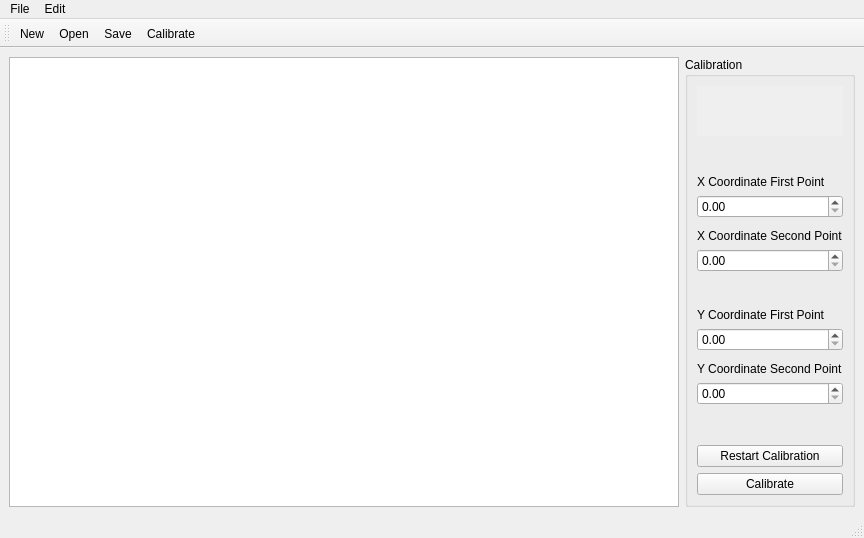
Above: digitiser.ui from EddyDavies/Year3_Graph_Digitiser before the change. Below: the same form after it.
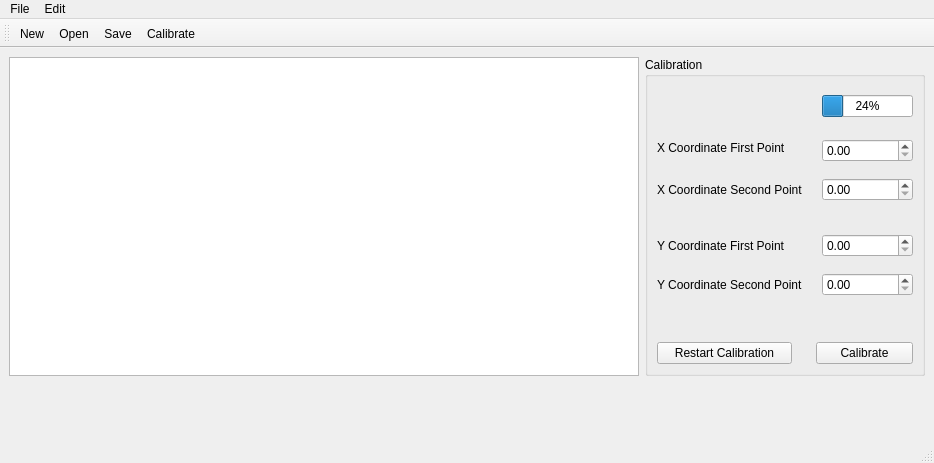
That is the form after the change. Icons and pictures are not drawn.

Diff of the .ui file:
```diff
--- a/digitiser.ui
+++ b/digitiser.ui
@@ -6,15 +6,17 @@
    <rect>
     <x>0</x>
     <y>0</y>
-    <width>864</width>
-    <height>538</height>
+    <width>934</width>
+    <height>463</height>
    </rect>
   </property>
   <property name="windowTitle">
    <string>Digitiser</string>
   </property>
   <widget class="QWidget" name="centralwidget">
-   <layout class="QHBoxLayout" name="horizontalLayout_6">
+   <layout class="QVBoxLayout" name="verticalLayout">
+    <item>
+     <layout class="QHBoxLayout" name="horizontalLayout">
     <item>
      <widget class="QGraphicsView" name="view"/>
     </item>
@@ -29,60 +31,38 @@
       <property name="title">
        <string>Calibration</string>
       </property>
-      <layout class="QVBoxLayout" name="verticalLayout">
-       <item>
-        <widget class="QLabel" name="instructLabel">
-         <property name="enabled">
-          <bool>true</bool>
-         </property>
-         <property name="sizePolicy">
-          <sizepolicy hsizetype="Ignored" vsizetype="Fixed">
-           <horstretch>0</horstretch>
-           <verstretch>0</verstretch>
-          </sizepolicy>
-         </property>
-         <property name="minimumSize">
-          <size>
-           <width>0</width>
-           <height>50</height>
-          </size>
-         </property>
-         <property name="autoFillBackground">
-          <bool>true</bool>
-         </property>
-         <property name="text">
-          <string/>
-         </property>
-         <property name="wordWrap">
-          <bool>true</bool>
-         </property>
-        </widget>
-       </item>
-       <item>
-        <spacer name="verticalSpacer_3">
+        <layout class="QGridLayout" name="gridLayout">
+         <item row="4" column="0">
+          <spacer name="verticalSpacer_4">
          <property name="orientation">
           <enum>Qt::Vertical</enum>
          </property>
+           <property name="sizeType">
+            <enum>QSizePolicy::Fixed</enum>
+           </property>
          <property name="sizeHint" stdset="0">
           <size>
-           <width>20</width>
-           <height>40</height>
+             <width>7</width>
+             <height>10</height>
           </size>
          </property>
         </spacer>
        </item>
-       <item>
+         <item row="1" column="0" rowspan="2">
         <widget class="QLabel" name="x1Label">
          <property name="text">
           <string>X Coordinate First Point</string>
          </property>
         </widget>
        </item>
-       <item>
+         <item row="8" column="6">
+          <widget class="QDoubleSpinBox" name="y1Box"/>
+         </item>
+         <item row="2" column="6">
         <widget class="QDoubleSpinBox" name="x1Box"/>
        </item>
-       <item>
-        <spacer name="verticalSpacer_4">
+         <item row="7" column="0">
+          <spacer name="verticalSpacer_2">
          <property name="orientation">
           <enum>Qt::Vertical</enum>
          </property>
@@ -91,105 +71,136 @@
          </property>
          <property name="sizeHint" stdset="0">
           <size>
-           <width>10</width>
-           <height>5</height>
+             <width>17</width>
+             <height>27</height>
           </size>
          </property>
         </spacer>
        </item>
-       <item>
+         <item row="5" column="0" colspan="6">
         <widget class="QLabel" name="x2Label">
          <property name="text">
           <string>X Coordinate Second Point</string>
          </property>
         </widget>
        </item>
-       <item>
-        <widget class="QDoubleSpinBox" name="x2Box"/>
-       </item>
-       <item>
-        <spacer name="verticalSpacer_2">
-         <property name="orientation">
-          <enum>Qt::Vertical</enum>
-         </property>
-         <property name="sizeType">
-          <enum>QSizePolicy::Fixed</enum>
-         </property>
-         <property name="sizeHint" stdset="0">
-          <size>
-           <width>20</width>
-           <height>30</height>
-          </size>
-         </property>
-        </spacer>
-       </item>
-       <item>
-        <widget class="QLabel" name="y1Label">
-         <property name="text">
-          <string>Y Coordinate First Point</string>
-         </property>
-        </widget>
-       </item>
-       <item>
-        <widget class="QDoubleSpinBox" name="y1Box"/>
-       </item>
-       <item>
-        <spacer name="verticalSpacer_5">
-         <property name="orientation">
-          <enum>Qt::Vertical</enum>
-         </property>
-         <property name="sizeType">
-          <enum>QSizePolicy::Fixed</enum>
-         </property>
-         <property name="sizeHint" stdset="0">
-          <size>
-           <width>10</width>
-           <height>5</height>
-          </size>
-         </property>
-        </spacer>
-       </item>
-       <item>
+         <item row="11" column="0" colspan="6">
         <widget class="QLabel" name="y2Label">
          <property name="text">
           <string>Y Coordinate Second Point</string>
          </property>
         </widget>
        </item>
-       <item>
-        <widget class="QDoubleSpinBox" name="y2Box"/>
-       </item>
-       <item>
-        <spacer name="verticalSpacer">
-         <property name="orientation">
-          <enum>Qt::Vertical</enum>
-         </property>
-         <property name="sizeType">
-          <enum>QSizePolicy::Expanding</enum>
-         </property>
-         <property name="sizeHint" stdset="0">
-          <size>
-           <width>20</width>
-           <height>40</height>
-          </size>
-         </property>
-        </spacer>
-       </item>
-       <item>
+         <item row="8" column="0" colspan="5">
+          <widget class="QLabel" name="y1Label">
+           <property name="text">
+            <string>Y Coordinate First Point</string>
+           </property>
+          </widget>
+         </item>
+         <item row="13" column="0" colspan="2">
         <widget class="QPushButton" name="resetCalibration">
          <property name="text">
           <string>Restart Calibration</string>
          </property>
         </widget>
        </item>
-       <item>
+         <item row="5" column="6">
+          <widget class="QDoubleSpinBox" name="x2Box"/>
+         </item>
+         <item row="11" column="6">
+          <widget class="QDoubleSpinBox" name="y2Box"/>
+         </item>
+         <item row="13" column="5" colspan="2">
         <widget class="QPushButton" name="calibrateButton">
          <property name="text">
           <string>Calibrate</string>
          </property>
         </widget>
        </item>
-      </layout>
+         <item row="12" column="0">
+          <spacer name="verticalSpacer">
+           <property name="orientation">
+            <enum>Qt::Vertical</enum>
+           </property>
+           <property name="sizeType">
+            <enum>QSizePolicy::Expanding</enum>
+           </property>
+           <property name="sizeHint" stdset="0">
+            <size>
+             <width>20</width>
+             <height>40</height>
+            </size>
+           </property>
+          </spacer>
+         </item>
+         <item row="10" column="0">
+          <spacer name="verticalSpacer_5">
+           <property name="orientation">
+            <enum>Qt::Vertical</enum>
+           </property>
+           <property name="sizeType">
+            <enum>QSizePolicy::Fixed</enum>
+           </property>
+           <property name="sizeHint" stdset="0">
+            <size>
+             <width>10</width>
+             <height>10</height>
+            </size>
+           </property>
+          </spacer>
+         </item>
+         <item row="0" column="0">
+          <spacer name="verticalSpacer_3">
+           <property name="orientation">
+            <enum>Qt::Vertical</enum>
+           </property>
+           <property name="sizeHint" stdset="0">
+            <size>
+             <width>20</width>
+             <height>40</height>
+            </size>
+           </property>
+          </spacer>
+         </item>
+         <item row="0" column="6">
+          <widget class="QProgressBar" name="progressBar">
+           <property name="value">
+            <number>24</number>
+           </property>
+          </widget>
+         </item>
+        </layout>
+       </widget>
+      </item>
+     </layout>
+    </item>
+    <item>
+     <widget class="QLabel" name="instructLabel">
+      <property name="enabled">
+       <bool>true</bool>
+      </property>
+      <property name="sizePolicy">
+       <sizepolicy hsizetype="Ignored" vsizetype="Fixed">
+        <horstretch>0</horstretch>
+        <verstretch>0</verstretch>
+       </sizepolicy>
+      </property>
+      <property name="minimumSize">
+       <size>
+        <width>0</width>
+        <height>50</height>
+       </size>
+      </property>
+      <property name="autoFillBackground">
+       <bool>true</bool>
+      </property>
+      <property name="text">
+       <string/>
+      </property>
+      <property name="wordWrap">
+       <bool>true</bool>
+      </property>
      </widget>
     </item>
    </layout>
@@ -199,7 +210,7 @@
     <rect>
      <x>0</x>
      <y>0</y>
-     <width>864</width>
+     <width>934</width>
      <height>22</height>
     </rect>
    </property>
```
Lines whose indentation alone changed are shown as unchanged.
